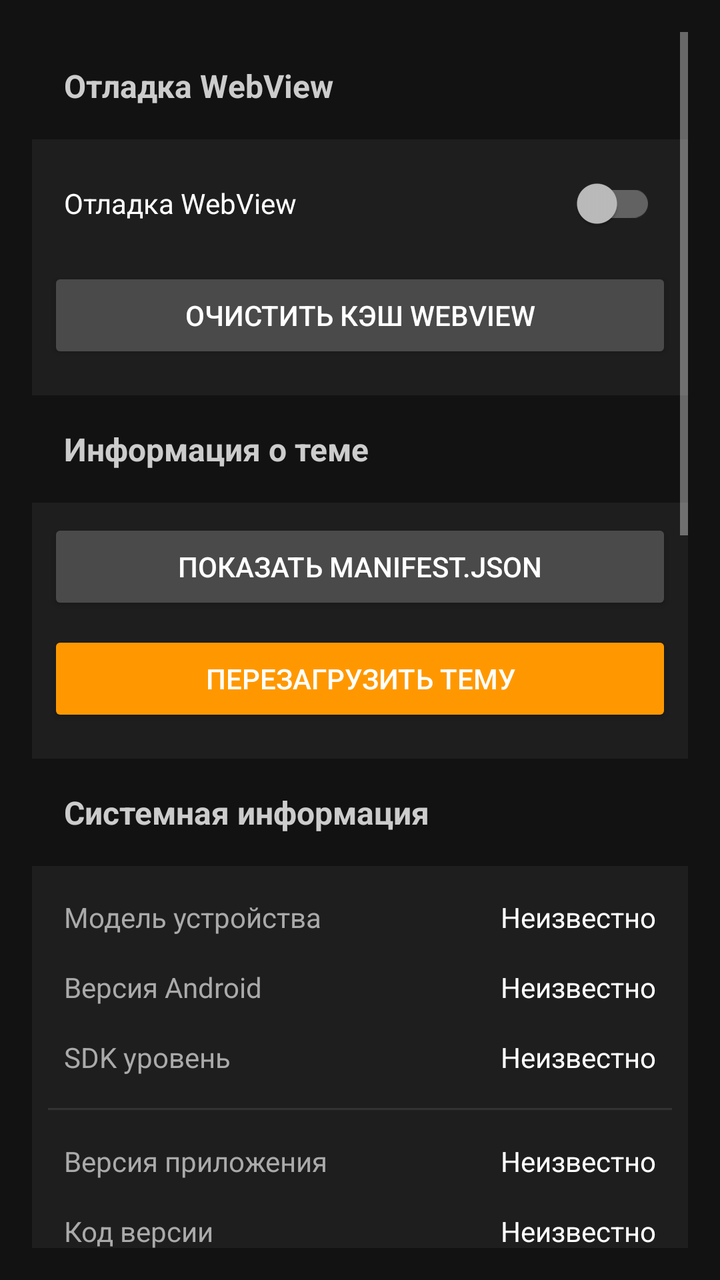
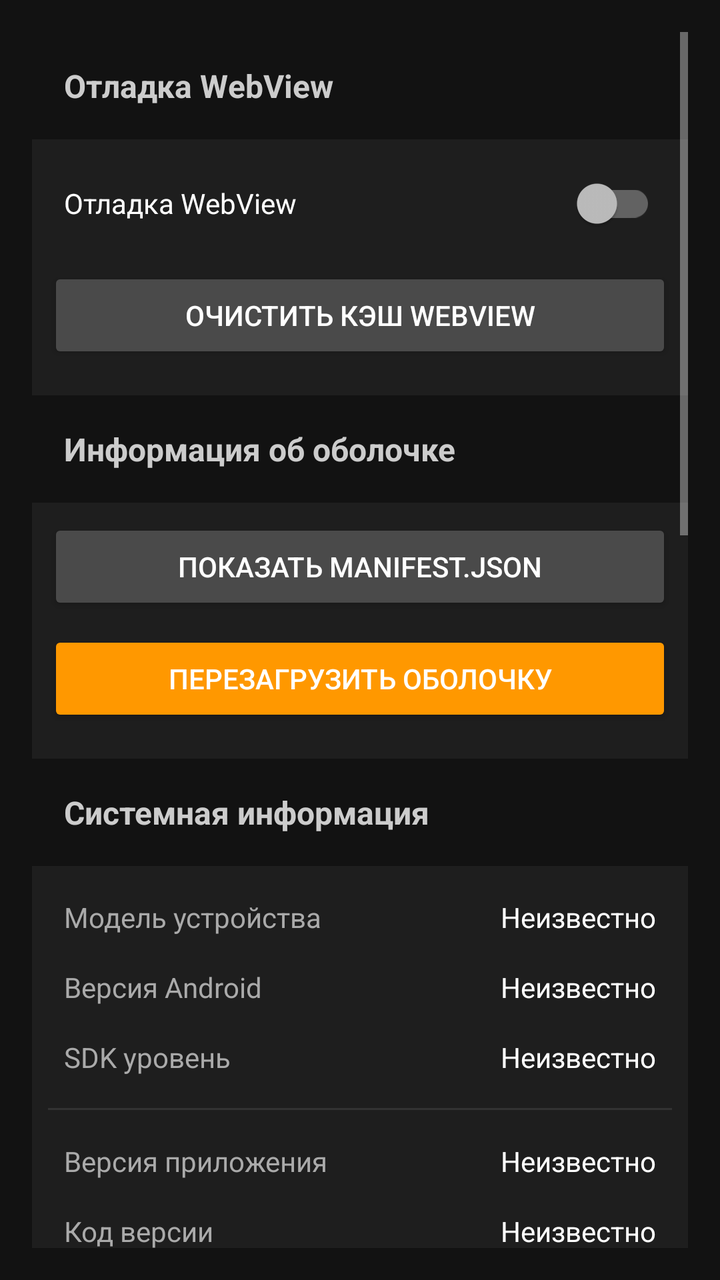

Compare the two renders of this Android layout. The source of the first and the diff that turns it into the second are given below.
<!-- AndroidManifest.xml: application theme Theme.QutyLaunch -->
<!-- res/layout/fragment_settings_developer.xml -->
<ScrollView xmlns:android="http://schemas.android.com/apk/res/android"
    android:layout_width="match_parent"
    android:layout_height="match_parent"
    android:background="#121212"
    android:fillViewport="true"
    android:padding="16dp">

    <LinearLayout
        android:layout_width="match_parent"
        android:layout_height="wrap_content"
        android:orientation="vertical">

        
        <TextView
            android:layout_width="match_parent"
            android:layout_height="wrap_content"
            android:padding="16dp"
            android:paddingTop="8dp"
            android:text="@string/dev_section_webview"
            android:textColor="#CCCCCC"
            android:textSize="16sp"
            android:textStyle="bold" />

        <LinearLayout
            android:layout_width="match_parent"
            android:layout_height="wrap_content"
            android:background="#1E1E1E"
            android:orientation="vertical"
            android:padding="8dp">

            <androidx.appcompat.widget.SwitchCompat
                android:id="@+id/dev_webview_debug"
                android:layout_width="match_parent"
                android:layout_height="wrap_content"
                android:minHeight="48dp"
                android:padding="8dp"
                android:text="@string/dev_webview_debug"
                android:textColor="#FFFFFF" />

            <Button
                android:id="@+id/dev_clear_cache"
                android:layout_width="match_parent"
                android:layout_height="48dp"
                android:layout_marginTop="8dp"
                android:layout_marginBottom="8dp"
                android:backgroundTint="#4A4A4A"
                android:text="@string/dev_webview_clear_cache"
                android:textColor="#FFFFFF" />

        </LinearLayout>

        
        <TextView
            android:layout_width="match_parent"
            android:layout_height="wrap_content"
            android:padding="16dp"
            android:paddingTop="24dp"
            android:text="@string/dev_section_theme"
            android:textColor="#CCCCCC"
            android:textSize="16sp"
            android:textStyle="bold" />

        <LinearLayout
            android:layout_width="match_parent"
            android:layout_height="wrap_content"
            android:background="#1E1E1E"
            android:orientation="vertical"
            android:padding="8dp">

            <Button
                android:id="@+id/dev_theme_manifest"
                android:layout_width="match_parent"
                android:layout_height="48dp"
                android:layout_marginBottom="8dp"
                android:backgroundTint="#4A4A4A"
                android:text="@string/dev_theme_manifest"
                android:textColor="#FFFFFF" />

            <Button
                android:id="@+id/dev_theme_reload"
                android:layout_width="match_parent"
                android:layout_height="48dp"
                android:layout_marginBottom="8dp"
                android:backgroundTint="#FF9800"
                android:text="@string/dev_theme_reload"
                android:textColor="#FFFFFF" />

        </LinearLayout>

        
        <TextView
            android:layout_width="match_parent"
            android:layout_height="wrap_content"
            android:padding="16dp"
            android:paddingTop="24dp"
            android:text="@string/dev_section_system"
            android:textColor="#CCCCCC"
            android:textSize="16sp"
            android:textStyle="bold" />

        <LinearLayout
            android:layout_width="match_parent"
            android:layout_height="wrap_content"
            android:background="#1E1E1E"
            android:orientation="vertical"
            android:padding="8dp">

            <LinearLayout
                android:layout_width="match_parent"
                android:layout_height="wrap_content"
                android:orientation="horizontal"
                android:padding="8dp">

                <TextView
                    android:layout_width="0dp"
                    android:layout_height="wrap_content"
                    android:layout_weight="1"
                    android:text="@string/dev_device_model"
                    android:textColor="#AAAAAA"
                    android:textSize="14sp" />

                <TextView
                    android:id="@+id/dev_device_model_value"
                    android:layout_width="wrap_content"
                    android:layout_height="wrap_content"
                    android:text="@string/unknown"
                    android:textColor="#FFFFFF"
                    android:textSize="14sp" />

            </LinearLayout>

            <LinearLayout
                android:layout_width="match_parent"
                android:layout_height="wrap_content"
                android:orientation="horizontal"
                android:padding="8dp">

                <TextView
                    android:layout_width="0dp"
                    android:layout_height="wrap_content"
                    android:layout_weight="1"
                    android:text="@string/dev_android_version"
                    android:textColor="#AAAAAA"
                    android:textSize="14sp" />

                <TextView
                    android:id="@+id/dev_android_version_value"
                    android:layout_width="wrap_content"
                    android:layout_height="wrap_content"
                    android:text="@string/unknown"
                    android:textColor="#FFFFFF"
                    android:textSize="14sp" />

            </LinearLayout>

            <LinearLayout
                android:layout_width="match_parent"
                android:layout_height="wrap_content"
                android:orientation="horizontal"
                android:padding="8dp">

                <TextView
                    android:layout_width="0dp"
                    android:layout_height="wrap_content"
                    android:layout_weight="1"
                    android:text="@string/dev_sdk_level"
                    android:textColor="#AAAAAA"
                    android:textSize="14sp" />

                <TextView
                    android:id="@+id/dev_sdk_level_value"
                    android:layout_width="wrap_content"
                    android:layout_height="wrap_content"
                    android:text="@string/unknown"
                    android:textColor="#FFFFFF"
                    android:textSize="14sp" />

            </LinearLayout>

            <View
                android:layout_width="match_parent"
                android:layout_height="1dp"
                android:background="#333333"
                android:layout_marginVertical="8dp" />

            <LinearLayout
                android:layout_width="match_parent"
                android:layout_height="wrap_content"
                android:orientation="horizontal"
                android:padding="8dp">

                <TextView
                    android:layout_width="0dp"
                    android:layout_height="wrap_content"
                    android:layout_weight="1"
                    android:text="@string/dev_app_version"
                    android:textColor="#AAAAAA"
                    android:textSize="14sp" />

                <TextView
                    android:id="@+id/dev_app_version_value"
                    android:layout_width="wrap_content"
                    android:layout_height="wrap_content"
                    android:text="@string/unknown"
                    android:textColor="#FFFFFF"
                    android:textSize="14sp" />

            </LinearLayout>

            <LinearLayout
                android:layout_width="match_parent"
                android:layout_height="wrap_content"
                android:orientation="horizontal"
                android:padding="8dp">

                <TextView
                    android:layout_width="0dp"
                    android:layout_height="wrap_content"
                    android:layout_weight="1"
                    android:text="@string/dev_app_code"
                    android:textColor="#AAAAAA"
                    android:textSize="14sp" />

                <TextView
                    android:id="@+id/dev_app_code_value"
                    android:layout_width="wrap_content"
                    android:layout_height="wrap_content"
                    android:text="@string/unknown"
                    android:textColor="#FFFFFF"
                    android:textSize="14sp" />

            </LinearLayout>

            <LinearLayout
                android:layout_width="match_parent"
                android:layout_height="wrap_content"
                android:orientation="horizontal"
                android:padding="8dp"
                android:paddingBottom="8dp">

                <TextView
                    android:layout_width="0dp"
                    android:layout_height="wrap_content"
                    android:layout_weight="1"
                    android:text="@string/dev_app_channel"
                    android:textColor="#AAAAAA"
                    android:textSize="14sp" />

                <TextView
                    android:id="@+id/dev_app_channel_value"
                    android:layout_width="wrap_content"
                    android:layout_height="wrap_content"
                    android:text="@string/unknown"
                    android:textColor="#FFFFFF"
                    android:textSize="14sp" />

            </LinearLayout>

        </LinearLayout>

        
        <TextView
            android:layout_width="match_parent"
            android:layout_height="wrap_content"
            android:padding="16dp"
            android:paddingTop="24dp"
            android:text="@string/dev_section_data"
            android:textColor="#CCCCCC"
            android:textSize="16sp"
            android:textStyle="bold" />

        <LinearLayout
            android:layout_width="match_parent"
            android:layout_height="wrap_content"
            android:background="#1E1E1E"
            android:orientation="vertical"
            android:padding="8dp">

            
            <LinearLayout
                android:id="@+id/dev_cache_size_row"
                android:layout_width="match_parent"
                android:layout_height="wrap_content"
                android:orientation="horizontal"
                android:padding="12dp"
                android:paddingTop="12dp"
                android:paddingBottom="12dp"
                android:background="?android:attr/selectableItemBackground">

                <TextView
                    android:layout_width="0dp"
                    android:layout_height="wrap_content"
                    android:layout_weight="1"
                    android:text="@string/dev_cache_size"
                    android:textColor="#AAAAAA"
                    android:textSize="14sp" />

                <TextView
                    android:id="@+id/dev_cache_size_value"
                    android:layout_width="wrap_content"
                    android:layout_height="wrap_content"
                    android:text="@string/dev_cache_size_value"
                    android:textColor="#FFFFFF"
                    android:textSize="14sp"
                    android:textAlignment="viewEnd" />

            </LinearLayout>

            <View
                android:layout_width="match_parent"
                android:layout_height="1dp"
                android:background="#333333"
                android:layout_marginStart="8dp"
                android:layout_marginEnd="8dp" />

            
            <LinearLayout
                android:id="@+id/dev_themes_size_row"
                android:layout_width="match_parent"
                android:layout_height="wrap_content"
                android:orientation="horizontal"
                android:padding="12dp"
                android:paddingTop="12dp"
                android:paddingBottom="12dp"
                android:background="?android:attr/selectableItemBackground">

                <TextView
                    android:layout_width="0dp"
                    android:layout_height="wrap_content"
                    android:layout_weight="1"
                    android:text="@string/dev_themes_size"
                    android:textColor="#AAAAAA"
                    android:textSize="14sp" />

                <TextView
                    android:id="@+id/dev_themes_size_value"
                    android:layout_width="wrap_content"
                    android:layout_height="wrap_content"
                    android:text="@string/dev_themes_size_value"
                    android:textColor="#FFFFFF"
                    android:textSize="14sp"
                    android:textAlignment="viewEnd" />

            </LinearLayout>

            <View
                android:layout_width="match_parent"
                android:layout_height="1dp"
                android:background="#333333"
                android:layout_marginStart="8dp"
                android:layout_marginEnd="8dp" />

            
            <LinearLayout
                android:id="@+id/dev_logs_size_row"
                android:layout_width="match_parent"
                android:layout_height="wrap_content"
                android:orientation="horizontal"
                android:padding="12dp"
                android:paddingTop="12dp"
                android:paddingBottom="12dp"
                android:background="?android:attr/selectableItemBackground">

                <TextView
                    android:layout_width="0dp"
                    android:layout_height="wrap_content"
                    android:layout_weight="1"
                    android:text="@string/dev_logs_size"
                    android:textColor="#AAAAAA"
                    android:textSize="14sp" />

                <TextView
                    android:id="@+id/dev_logs_size_value"
                    android:layout_width="wrap_content"
                    android:layout_height="wrap_content"
                    android:text="@string/dev_logs_size_value"
                    android:textColor="#FFFFFF"
                    android:textSize="14sp"
                    android:textAlignment="viewEnd" />

            </LinearLayout>

            <View
                android:layout_width="match_parent"
                android:layout_height="1dp"
                android:background="#333333"
                android:layout_marginStart="8dp"
                android:layout_marginEnd="8dp" />

            
            <Button
                android:id="@+id/dev_clear_apps_cache"
                android:layout_width="match_parent"
                android:layout_height="48dp"
                android:layout_marginTop="8dp"
                android:backgroundTint="#FF6F00"
                android:text="@string/dev_clear_apps_cache"
                android:textColor="#FFFFFF" />

            <View
                android:layout_width="match_parent"
                android:layout_height="1dp"
                android:background="#333333"
                android:layout_marginStart="8dp"
                android:layout_marginEnd="8dp"
                android:layout_marginTop="8dp" />

            
            <Button
                android:id="@+id/dev_clear_data"
                android:layout_width="match_parent"
                android:layout_height="48dp"
                android:layout_marginTop="8dp"
                android:layout_marginBottom="8dp"
                android:backgroundTint="#D32F2F"
                android:text="@string/dev_clear_data"
                android:textColor="#FFFFFF" />

        </LinearLayout>

        
        <TextView
            android:layout_width="match_parent"
            android:layout_height="wrap_content"
            android:padding="16dp"
            android:paddingTop="24dp"
            android:text="@string/dev_section_logs"
            android:textColor="#CCCCCC"
            android:textSize="16sp"
            android:textStyle="bold" />

        <LinearLayout
            android:layout_width="match_parent"
            android:layout_height="wrap_content"
            android:background="#1E1E1E"
            android:orientation="vertical"
            android:padding="8dp">

            
            <androidx.appcompat.widget.SwitchCompat
                android:id="@+id/dev_logs_persist"
                android:layout_width="match_parent"
                android:layout_height="wrap_content"
                android:minHeight="48dp"
                android:padding="8dp"
                android:text="@string/dev_logs_persist"
                android:textColor="#FFFFFF"
                android:checked="true" />

            <View
                android:layout_width="match_parent"
                android:layout_height="1dp"
                android:background="#333333"
                android:layout_marginStart="8dp"
                android:layout_marginEnd="8dp"
                android:layout_marginTop="8dp"
                android:layout_marginBottom="8dp" />

            
            <LinearLayout
                android:layout_width="match_parent"
                android:layout_height="wrap_content"
                android:orientation="horizontal"
                android:gravity="center_vertical"
                android:layout_marginStart="8dp"
                android:layout_marginEnd="8dp"
                android:padding="0dp">

                <TextView
                    android:layout_width="0dp"
                    android:layout_height="wrap_content"
                    android:layout_weight="1"
                    android:text="@string/dev_logs_max_files"
                    android:textColor="#AAAAAA"
                    android:textSize="14sp" />

                <Spinner
                    android:id="@+id/dev_logs_max_files"
                    android:layout_width="wrap_content"
                    android:layout_height="wrap_content"
                    android:minWidth="100dp"
                    android:background="@drawable/spinner_bg"
                    android:popupBackground="#1E1E1E"
                    android:spinnerMode="dropdown" />

            </LinearLayout>

            <View
                android:layout_width="match_parent"
                android:layout_height="1dp"
                android:background="#333333"
                android:layout_marginStart="8dp"
                android:layout_marginEnd="8dp"
                android:layout_marginTop="8dp"
                android:layout_marginBottom="8dp" />

            
            <LinearLayout
                android:layout_width="match_parent"
                android:layout_height="wrap_content"
                android:orientation="horizontal"
                android:gravity="center_vertical"
                android:layout_marginStart="8dp"
                android:layout_marginEnd="8dp"
                android:padding="0dp">

                <TextView
                    android:layout_width="0dp"
                    android:layout_height="wrap_content"
                    android:layout_weight="1"
                    android:text="@string/dev_logs_max_size"
                    android:textColor="#AAAAAA"
                    android:textSize="14sp" />

                <Spinner
                    android:id="@+id/dev_logs_max_size"
                    android:layout_width="wrap_content"
                    android:layout_height="wrap_content"
                    android:minWidth="100dp"
                    android:background="@drawable/spinner_bg"
                    android:popupBackground="#1E1E1E"
                    android:spinnerMode="dropdown" />

            </LinearLayout>

            <View
                android:layout_width="match_parent"
                android:layout_height="1dp"
                android:background="#333333"
                android:layout_marginStart="8dp"
                android:layout_marginEnd="8dp"
                android:layout_marginTop="8dp"
                android:layout_marginBottom="8dp" />

            
            <Button
                android:id="@+id/dev_logs_show"
                android:layout_width="match_parent"
                android:layout_height="48dp"
                android:layout_marginTop="4dp"
                android:backgroundTint="#4A4A4A"
                android:text="@string/dev_logs_show"
                android:textColor="#FFFFFF" />

            
            <Button
                android:id="@+id/dev_logs_clear"
                android:layout_width="match_parent"
                android:layout_height="48dp"
                android:layout_marginTop="8dp"
                android:backgroundTint="#D32F2F"
                android:text="@string/dev_logs_clear"
                android:textColor="#FFFFFF" />

            
            <Button
                android:id="@+id/dev_logs_reset"
                android:layout_width="match_parent"
                android:layout_height="48dp"
                android:layout_marginTop="8dp"
                android:layout_marginBottom="4dp"
                android:backgroundTint="#FF9800"
                android:text="@string/dev_logs_reset"
                android:textColor="#FFFFFF" />

        </LinearLayout>

        
        <TextView
            android:layout_width="match_parent"
            android:layout_height="wrap_content"
            android:padding="16dp"
            android:paddingTop="24dp"
            android:text="@string/dev_section_tools"
            android:textColor="#CCCCCC"
            android:textSize="16sp"
            android:textStyle="bold" />

        <LinearLayout
            android:layout_width="match_parent"
            android:layout_height="wrap_content"
            android:background="#1E1E1E"
            android:orientation="vertical"
            android:padding="8dp">

            <Button
                android:id="@+id/dev_restart_app"
                android:layout_width="match_parent"
                android:layout_height="48dp"
                android:layout_marginTop="8dp"
                android:layout_marginBottom="8dp"
                android:backgroundTint="#FF9800"
                android:text="@string/dev_restart_app"
                android:textColor="#FFFFFF" />

        </LinearLayout>

        
        <View
            android:layout_width="match_parent"
            android:layout_height="32dp" />

    </LinearLayout>

</ScrollView>
<!-- resources referenced by this layout -->
<resources>
  <!-- drawable spinner_bg (drawable) -->
  <shape xmlns:android="http://schemas.android.com/apk/res/android">
      <solid android:color="#2A2A2A" />
      <corners android:radius="4dp" />
      <stroke
          android:width="1dp"
          android:color="#444444" />
      <padding
          android:left="12dp"
          android:right="12dp"
          android:top="8dp"
          android:bottom="8dp" />
  </shape>
  <string name="dev_android_version">Версия Android</string>
  <string name="dev_app_channel">Канал сборки</string>
  <string name="dev_app_code">Код версии</string>
  <string name="dev_app_version">Версия приложения</string>
  <string name="dev_cache_size">Размер кэша</string>
  <string name="dev_cache_size_value">0 B</string>
  <string name="dev_clear_apps_cache">Сбросить кэш приложений</string>
  <string name="dev_clear_data">Очистить данные</string>
  <string name="dev_device_model">Модель устройства</string>
  <string name="dev_logs_clear">Очистить логи</string>
  <string name="dev_logs_max_files">Максимум файлов</string>
  <string name="dev_logs_max_size">Максимум на файл</string>
  <string name="dev_logs_persist">Сохранять логи в файл</string>
  <string name="dev_logs_reset">Сбросить настройки</string>
  <string name="dev_logs_show">Показать логи</string>
  <string name="dev_logs_size">Размер логов</string>
  <string name="dev_logs_size_value">0 B</string>
  <string name="dev_restart_app">Перезапустить приложение</string>
  <string name="dev_sdk_level">SDK уровень</string>
  <string name="dev_section_data">Управление данными</string>
  <string name="dev_section_logs">Управление логами</string>
  <string name="dev_section_system">Системная информация</string>
  <string name="dev_section_theme">Информация о теме</string>
  <string name="dev_section_tools">Инструменты</string>
  <string name="dev_section_webview">Отладка WebView</string>
  <string name="dev_theme_manifest">Показать manifest.json</string>
  <string name="dev_theme_reload">Перезагрузить тему</string>
  <string name="dev_themes_size">Размер тем оформления</string>
  <string name="dev_themes_size_value">0 B</string>
  <string name="dev_webview_clear_cache">Очистить кэш WebView</string>
  <string name="dev_webview_debug">Отладка WebView</string>
  <string name="unknown">Неизвестно</string>
  <style name="Theme.QutyLaunch" parent="Theme.AppCompat.NoActionBar">
          
          <item name="android:navigationBarColor">@android:color/transparent</item>
          <item name="android:statusBarColor">@android:color/transparent</item>
  
          
          <item name="android:windowLayoutInDisplayCutoutMode">shortEdges</item>
  
          
          <item name="android:fitsSystemWindows">false</item>
  
          
          <item name="android:windowDrawsSystemBarBackgrounds">true</item>
      </style>
</resources>

<!-- the commit's change to res/layout/fragment_settings_developer.xml (unified diff, before → after) -->
@@ -55,7 +55,7 @@
             android:layout_height="wrap_content"
             android:padding="16dp"
             android:paddingTop="24dp"
-            android:text="@string/dev_section_theme"
+            android:text="@string/dev_section_shell"
             android:textColor="#CCCCCC"
             android:textSize="16sp"
             android:textStyle="bold" />
@@ -68,21 +68,21 @@
             android:padding="8dp">
 
             <Button
-                android:id="@+id/dev_theme_manifest"
+                android:id="@+id/dev_shell_manifest"
                 android:layout_width="match_parent"
                 android:layout_height="48dp"
                 android:layout_marginBottom="8dp"
                 android:backgroundTint="#4A4A4A"
-                android:text="@string/dev_theme_manifest"
-                android:textColor="#FFFFFF" />
-
-            <Button
-                android:id="@+id/dev_theme_reload"
+                android:text="@string/dev_shell_manifest"
+                android:textColor="#FFFFFF" />
+
+            <Button
+                android:id="@+id/dev_shell_reload"
                 android:layout_width="match_parent"
                 android:layout_height="48dp"
                 android:layout_marginBottom="8dp"
                 android:backgroundTint="#FF9800"
-                android:text="@string/dev_theme_reload"
+                android:text="@string/dev_shell_reload"
                 android:textColor="#FFFFFF" />
 
         </LinearLayout>
@@ -315,7 +315,7 @@
 
             
             <LinearLayout
-                android:id="@+id/dev_themes_size_row"
+                android:id="@+id/dev_shells_size_row"
                 android:layout_width="match_parent"
                 android:layout_height="wrap_content"
                 android:orientation="horizontal"
@@ -328,15 +328,15 @@
                     android:layout_width="0dp"
                     android:layout_height="wrap_content"
                     android:layout_weight="1"
-                    android:text="@string/dev_themes_size"
-                    android:textColor="#AAAAAA"
-                    android:textSize="14sp" />
-
-                <TextView
-                    android:id="@+id/dev_themes_size_value"
-                    android:layout_width="wrap_content"
-                    android:layout_height="wrap_content"
-                    android:text="@string/dev_themes_size_value"
+                    android:text="@string/dev_shells_size"
+                    android:textColor="#AAAAAA"
+                    android:textSize="14sp" />
+
+                <TextView
+                    android:id="@+id/dev_shells_size_value"
+                    android:layout_width="wrap_content"
+                    android:layout_height="wrap_content"
+                    android:text="@string/dev_shells_size_value"
                     android:textColor="#FFFFFF"
                     android:textSize="14sp"
                     android:textAlignment="viewEnd" />
<!-- resource entries referenced after the edit -->
@@ -34,14 +34,14 @@
   <string name="dev_sdk_level">SDK уровень</string>
   <string name="dev_section_data">Управление данными</string>
   <string name="dev_section_logs">Управление логами</string>
+  <string name="dev_section_shell">Информация об оболочке</string>
   <string name="dev_section_system">Системная информация</string>
-  <string name="dev_section_theme">Информация о теме</string>
   <string name="dev_section_tools">Инструменты</string>
   <string name="dev_section_webview">Отладка WebView</string>
-  <string name="dev_theme_manifest">Показать manifest.json</string>
-  <string name="dev_theme_reload">Перезагрузить тему</string>
-  <string name="dev_themes_size">Размер тем оформления</string>
-  <string name="dev_themes_size_value">0 B</string>
+  <string name="dev_shell_manifest">Показать manifest.json</string>
+  <string name="dev_shell_reload">Перезагрузить оболочку</string>
+  <string name="dev_shells_size">Размер оболочек оформления</string>
+  <string name="dev_shells_size_value">0 B</string>
   <string name="dev_webview_clear_cache">Очистить кэш WebView</string>
   <string name="dev_webview_debug">Отладка WebView</string>
   <string name="unknown">Неизвестно</string>
